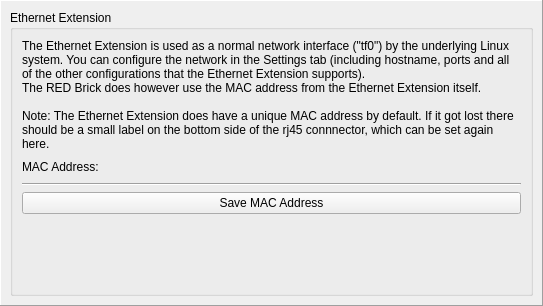
Qt form src/brickv/plugin_system/plugins/red/ui/red_tab_extension_ethernet.ui (Tinkerforge/brickv) before a commit.
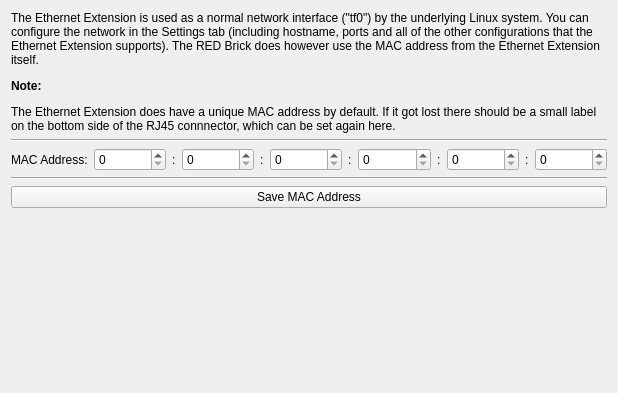
The same form after that commit. Custom widgets are drawn as their Qt base class.

Commit message:
Unify style of Extension UI
Use tab and scroll widgets instead of trying to cram everything into
one widget.

```diff
--- a/src/brickv/plugin_system/plugins/red/ui/red_tab_extension_ethernet.ui
+++ b/src/brickv/plugin_system/plugins/red/ui/red_tab_extension_ethernet.ui
@@ -6,48 +6,33 @@
    <rect>
     <x>0</x>
     <y>0</y>
-    <width>543</width>
-    <height>306</height>
+    <width>618</width>
+    <height>393</height>
    </rect>
   </property>
   <property name="windowTitle">
    <string>Form</string>
   </property>
-  <layout class="QVBoxLayout" name="verticalLayout">
-   <property name="spacing">
-    <number>0</number>
-   </property>
-   <property name="margin">
-    <number>0</number>
-   </property>
-   <item>
-    <widget class="QFrame" name="frame">
-     <property name="frameShape">
-      <enum>QFrame::Panel</enum>
-     </property>
-     <property name="frameShadow">
-      <enum>QFrame::Raised</enum>
-     </property>
-     <layout class="QHBoxLayout" name="horizontalLayout_3">
-      <item>
-       <widget class="QGroupBox" name="groupBox">
-        <property name="title">
-         <string>Ethernet Extension</string>
-        </property>
         <layout class="QVBoxLayout" name="verticalLayout_2">
          <item>
+    <layout class="QVBoxLayout" name="verticalLayout">
+     <item>
           <widget class="QLabel" name="label">
            <property name="text">
-            <string>The Ethernet Extension is used as a normal network interface (&quot;tf0&quot;) by the underlying Linux system. You can configure the network in the Settings tab (including hostname, ports and all of the other configurations that the Ethernet Extension supports).
-The RED Brick does however use the MAC address from the Ethernet Extension itself.
-
-Note: The Ethernet Extension does have a unique MAC address by default. If it got lost there should be a small label on the bottom side of the rj45 connnector, which can be set again here.</string>
+        <string>&lt;html&gt;&lt;body&gt;&lt;p&gt;The Ethernet Extension is used as a normal network interface (&amp;quot;tf0&amp;quot;) by the underlying Linux system. You can configure the network in the Settings tab (including hostname, ports and all of the other configurations that the Ethernet Extension supports). The RED Brick does however use the MAC address from the Ethernet Extension itself.&lt;/p&gt;&lt;p&gt;&lt;b&gt;Note:&lt;/b&gt;&lt;/p&gt;&lt;p&gt;The Ethernet Extension does have a unique MAC address by default. If it got lost there should be a small label on the bottom side of the RJ45 connnector, which can be set again here.&lt;/p&gt;&lt;/body&gt;&lt;/html&gt;</string>
            </property>
            <property name="wordWrap">
             <bool>true</bool>
            </property>
           </widget>
          </item>
+     <item>
+      <widget class="Line" name="line_2">
+       <property name="orientation">
+        <enum>Qt::Horizontal</enum>
+       </property>
+      </widget>
+     </item>
          <item>
           <layout class="QHBoxLayout" name="mac_layout">
            <item>
@@ -58,29 +43,127 @@
             </widget>
            </item>
            <item>
-            <spacer name="horizontalSpacer_4">
-             <property name="orientation">
-              <enum>Qt::Horizontal</enum>
-             </property>
-             <property name="sizeHint" stdset="0">
-              <size>
-               <width>40</width>
-               <height>20</height>
-              </size>
-             </property>
-            </spacer>
+        <widget class="SpinBoxHex" name="ethernet_mac6">
+         <property name="sizePolicy">
+          <sizepolicy hsizetype="Minimum" vsizetype="Fixed">
+           <horstretch>1</horstretch>
+           <verstretch>0</verstretch>
+          </sizepolicy>
+         </property>
+         <property name="maximum">
+          <number>255</number>
+         </property>
+        </widget>
+       </item>
+       <item>
+        <widget class="QLabel" name="label_3">
+         <property name="text">
+          <string>:</string>
+         </property>
+        </widget>
+       </item>
+       <item>
+        <widget class="SpinBoxHex" name="ethernet_mac5">
+         <property name="sizePolicy">
+          <sizepolicy hsizetype="Minimum" vsizetype="Fixed">
+           <horstretch>1</horstretch>
+           <verstretch>0</verstretch>
+          </sizepolicy>
+         </property>
+         <property name="maximum">
+          <number>255</number>
+         </property>
+        </widget>
+       </item>
+       <item>
+        <widget class="QLabel" name="label_4">
+         <property name="text">
+          <string>:</string>
+         </property>
+        </widget>
+       </item>
+       <item>
+        <widget class="SpinBoxHex" name="ethernet_mac4">
+         <property name="sizePolicy">
+          <sizepolicy hsizetype="Minimum" vsizetype="Fixed">
+           <horstretch>1</horstretch>
+           <verstretch>0</verstretch>
+          </sizepolicy>
+         </property>
+         <property name="maximum">
+          <number>255</number>
+         </property>
+        </widget>
+       </item>
+       <item>
+        <widget class="QLabel" name="label_5">
+         <property name="text">
+          <string>:</string>
+         </property>
+        </widget>
+       </item>
+       <item>
+        <widget class="SpinBoxHex" name="ethernet_mac3">
+         <property name="sizePolicy">
+          <sizepolicy hsizetype="Minimum" vsizetype="Fixed">
+           <horstretch>1</horstretch>
+           <verstretch>0</verstretch>
+          </sizepolicy>
+         </property>
+         <property name="maximum">
+          <number>255</number>
+         </property>
+        </widget>
+       </item>
+       <item>
+        <widget class="QLabel" name="label_6">
+         <property name="text">
+          <string>:</string>
+         </property>
+        </widget>
+       </item>
+       <item>
+        <widget class="SpinBoxHex" name="ethernet_mac2">
+         <property name="sizePolicy">
+          <sizepolicy hsizetype="Minimum" vsizetype="Fixed">
+           <horstretch>1</horstretch>
+           <verstretch>0</verstretch>
+          </sizepolicy>
+         </property>
+         <property name="maximum">
+          <number>255</number>
+         </property>
+        </widget>
+       </item>
+       <item>
+        <widget class="QLabel" name="label_7">
+         <property name="text">
+          <string>:</string>
+         </property>
+        </widget>
+       </item>
+       <item>
+        <widget class="SpinBoxHex" name="ethernet_mac1">
+         <property name="sizePolicy">
+          <sizepolicy hsizetype="Minimum" vsizetype="Fixed">
+           <horstretch>1</horstretch>
+           <verstretch>0</verstretch>
+          </sizepolicy>
+         </property>
+         <property name="maximum">
+          <number>255</number>
+         </property>
+        </widget>
            </item>
           </layout>
          </item>
          <item>
-          <widget class="Line" name="line_2">
+      <widget class="Line" name="line">
            <property name="orientation">
             <enum>Qt::Horizontal</enum>
            </property>
           </widget>
          </item>
-         <item>
-          <layout class="QHBoxLayout" name="horizontalLayout">
            <item>
             <widget class="QPushButton" name="ethernet_save">
              <property name="text">
@@ -97,20 +180,30 @@
            </property>
            <property name="sizeHint" stdset="0">
             <size>
-             <width>20</width>
-             <height>40</height>
+       <width>268</width>
+       <height>118</height>
             </size>
            </property>
           </spacer>
          </item>
         </layout>
        </widget>
-      </item>
-     </layout>
-    </widget>
-   </item>
-  </layout>
- </widget>
+ <customwidgets>
+  <customwidget>
+   <class>SpinBoxHex</class>
+   <extends>QSpinBox</extends>
+   <header location="global">brickv.plugin_system.plugins.master.spin_box_hex</header>
+  </customwidget>
+ </customwidgets>
+ <tabstops>
+  <tabstop>ethernet_mac6</tabstop>
+  <tabstop>ethernet_mac5</tabstop>
+  <tabstop>ethernet_mac4</tabstop>
+  <tabstop>ethernet_mac3</tabstop>
+  <tabstop>ethernet_mac2</tabstop>
+  <tabstop>ethernet_mac1</tabstop>
+  <tabstop>ethernet_save</tabstop>
+ </tabstops>
  <resources/>
  <connections/>
 </ui>
```
Left out of the diff: 3 changed lines with no effect on the pictures. Lines whose indentation alone changed are shown as unchanged. The commit also changes 12 other files.
